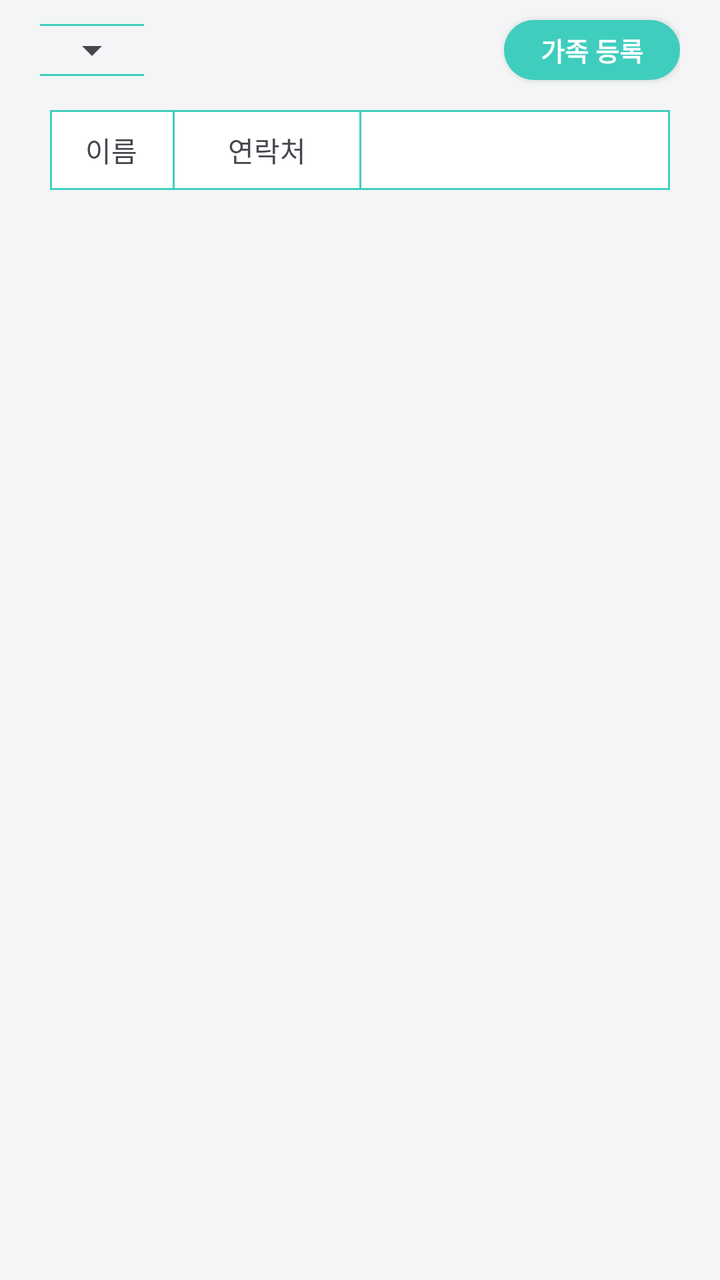
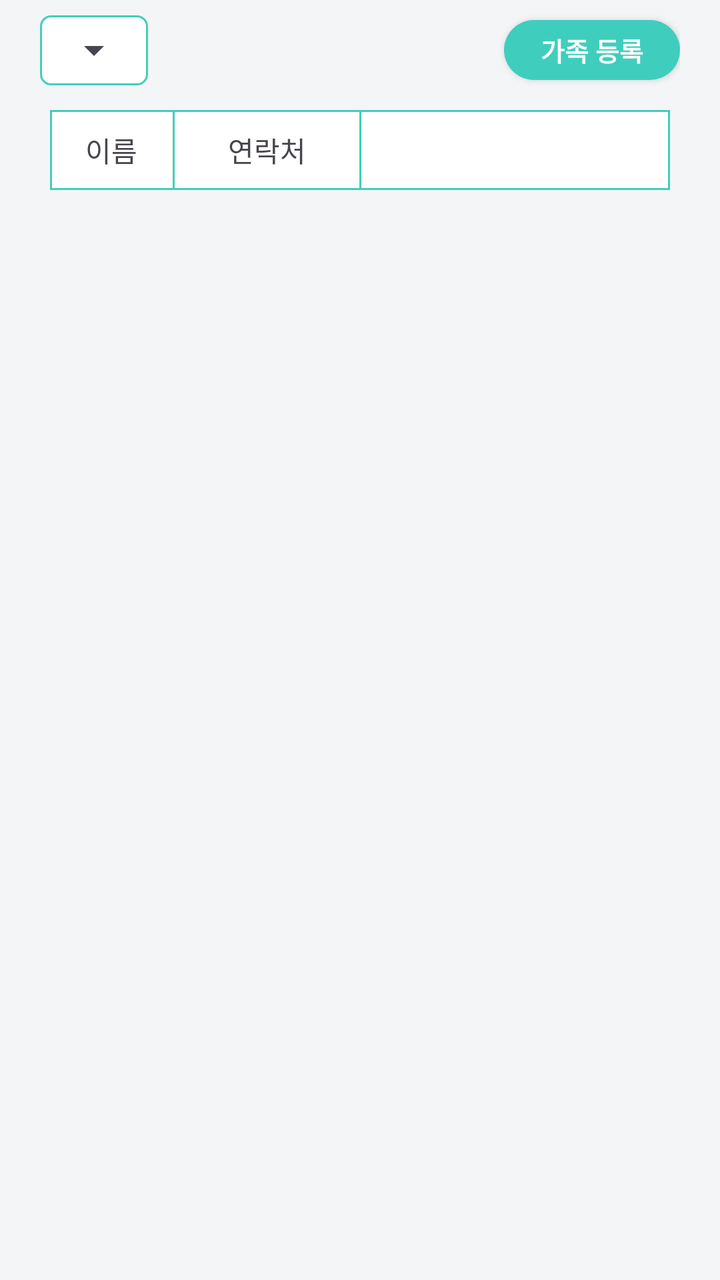

The first picture is an Android layout as it rendered before a commit; the second is the same layout after the commit. The layout source and the unified diff follow.
<!-- AndroidManifest.xml: application theme Theme.Mariwoo -->
<!-- res/layout/fragment_relation_list.xml -->
<?xml version="1.0" encoding="utf-8"?>
<androidx.constraintlayout.widget.ConstraintLayout xmlns:android="http://schemas.android.com/apk/res/android"
    xmlns:app="http://schemas.android.com/apk/res-auto"
    xmlns:tools="http://schemas.android.com/tools"
    android:layout_width="match_parent"
    android:layout_height="match_parent"
    tools:context=".basic.ui.relationList.RelationListFragment">

    <androidx.constraintlayout.widget.ConstraintLayout
        android:layout_width="match_parent"
        android:layout_height="match_parent"
        style="@style/main_layout"
        android:paddingLeft="20dp"
        android:paddingRight="20dp"
        android:paddingBottom="20dp">

        <androidx.constraintlayout.widget.ConstraintLayout
            android:id="@+id/relationListFragment_layout_search"
            android:layout_width="match_parent"
            android:layout_height="50dp"
            app:layout_constraintTop_toTopOf="parent">

            <LinearLayout
                android:layout_width="wrap_content"
                android:layout_height="wrap_content"
                app:layout_constraintTop_toTopOf="parent"
                app:layout_constraintBottom_toBottomOf="parent"
                app:layout_constraintLeft_toLeftOf="parent"
                android:padding="2dp"
                android:background="@drawable/layout_medicine_time_radius">

                <Spinner
                    android:id="@+id/relationListFragment_spinner_type"
                    android:layout_width="wrap_content"
                    android:layout_height="wrap_content"/>

            </LinearLayout>

            <androidx.appcompat.widget.AppCompatButton
                android:id="@+id/relationListFragment_button_add"
                android:layout_width="wrap_content"
                android:layout_height="30dp"
                android:text="가족 등록"
                style="@style/add_btn"
                android:background="@drawable/button_radius15_bg_theme"
                app:layout_constraintTop_toTopOf="parent"
                app:layout_constraintBottom_toBottomOf="parent"
                app:layout_constraintRight_toRightOf="parent"/>

        </androidx.constraintlayout.widget.ConstraintLayout>

        <androidx.constraintlayout.widget.ConstraintLayout
            android:layout_width="match_parent"
            android:layout_height="0dp"
            app:layout_constraintTop_toBottomOf="@+id/relationListFragment_layout_search"
            app:layout_constraintBottom_toBottomOf="parent"
            android:background="@color/base_background"
            android:padding="5dp">

            <LinearLayout
                android:id="@+id/relationListFragment_layout_title"
                android:layout_width="match_parent"
                android:layout_height="40dp"
                app:layout_constraintTop_toTopOf="parent"
                android:background="@drawable/layout_border_radius0"
                android:weightSum="3.02">

                <androidx.constraintlayout.widget.ConstraintLayout
                    android:layout_width="0dp"
                    android:layout_height="match_parent"
                    android:layout_weight="0.6">

                    <TextView
                        android:id="@+id/itemRelationList_textView_name"
                        android:layout_width="wrap_content"
                        android:layout_height="wrap_content"
                        app:layout_constraintTop_toTopOf="parent"
                        app:layout_constraintBottom_toBottomOf="parent"
                        app:layout_constraintLeft_toLeftOf="parent"
                        app:layout_constraintRight_toRightOf="parent"
                        android:text="이름"/>

                </androidx.constraintlayout.widget.ConstraintLayout>

                <LinearLayout
                    android:layout_width="0dp"
                    android:layout_height="match_parent"
                    android:layout_weight="0.01"
                    android:background="@color/login_background"/>

                <androidx.constraintlayout.widget.ConstraintLayout
                    android:layout_width="0dp"
                    android:layout_height="match_parent"
                    android:layout_weight="0.9">

                    <TextView
                        android:id="@+id/itemRelationList_textView_tel"
                        android:layout_width="wrap_content"
                        android:layout_height="wrap_content"
                        app:layout_constraintTop_toTopOf="parent"
                        app:layout_constraintBottom_toBottomOf="parent"
                        app:layout_constraintLeft_toLeftOf="parent"
                        app:layout_constraintRight_toRightOf="parent"
                        android:text="연락처"/>

                </androidx.constraintlayout.widget.ConstraintLayout>

                <LinearLayout
                    android:layout_width="0dp"
                    android:layout_height="match_parent"
                    android:layout_weight="0.01"
                    android:background="@color/login_background"/>

                <androidx.constraintlayout.widget.ConstraintLayout
                    android:layout_width="0dp"
                    android:layout_height="match_parent"
                    android:layout_weight="1.5">

                </androidx.constraintlayout.widget.ConstraintLayout>

            </LinearLayout>

            <androidx.recyclerview.widget.RecyclerView
                android:id="@+id/relationListFragment_recyclerview_outer"
                android:layout_width="match_parent"
                android:layout_height="0dp"
                app:layout_constraintTop_toBottomOf="@+id/relationListFragment_layout_title"
                app:layout_constraintBottom_toBottomOf="parent"
                app:layout_constraintLeft_toLeftOf="parent"
                app:layout_constraintRight_toRightOf="parent"/>


        </androidx.constraintlayout.widget.ConstraintLayout>

    </androidx.constraintlayout.widget.ConstraintLayout>
    
</androidx.constraintlayout.widget.ConstraintLayout>
<!-- resources referenced by this layout -->
<resources>
  <color name="base_background">#F4F5F6</color>
  <color name="login_background">#3FCEBE</color>
  <!-- drawable button_radius15_bg_theme (drawable) -->
  <?xml version="1.0" encoding="utf-8"?>
  <shape xmlns:android="http://schemas.android.com/apk/res/android"
      android:shape="rectangle">
      <solid android:color="@color/theme_color"/>
      <corners
          android:radius="15dp"/>
  </shape>
  <!-- drawable layout_border_radius0 (drawable) -->
  <?xml version="1.0" encoding="utf-8"?>
  <shape xmlns:android="http://schemas.android.com/apk/res/android">
      <solid android:color="@color/white" />
      <stroke
          android:width="1dp"
          android:color="@color/login_background" />
  </shape>
  <!-- drawable layout_medicine_time_radius (drawable) -->
  <?xml version="1.0" encoding="utf-8"?>
  <layer-list xmlns:android="http://schemas.android.com/apk/res/android">
      <item
          android:bottom="1dp"
          android:left="-2dp"
          android:right="-2dp"
          android:top="1dp">
          <shape
              android:shape="rectangle">
              <stroke
                  android:width="1dp"
                  android:color="@color/theme_color"/>
              <solid
                  android:color="@color/base_background"/>
          </shape>
      </item>
  
  </layer-list>
  <style name="add_btn">
          <item name="android:textColor">@color/white</item>
          <item name="android:textSize">13dp</item>
          <item name="android:textStyle">bold</item>
      </style>
  <style name="main_layout">
          <item name="android:paddingLeft">30dp</item>
          <item name="android:paddingRight">30dp</item>
          <item name="android:paddingBottom">20dp</item>
          <item name="android:background">@color/base_background</item>
      </style>
  <style name="Theme.Mariwoo" parent="Theme.Material3.DayNight.NoActionBar">
          
          <item name="colorPrimary">@color/mariwoo_theme</item>
          <item name="colorPrimaryVariant">@color/mariwoo_theme</item>
          <item name="colorOnPrimary">@color/white</item>
          
          <item name="colorSecondary">@color/teal_200</item>
          <item name="colorSecondaryVariant">@color/teal_700</item>
          <item name="colorOnSecondary">@color/black</item>
          
          <item name="android:statusBarColor">@color/mariwoo_theme</item>
          
  
  
          
          <item name="windowNoTitle">true</item>
          <item name="windowSplashScreenBackground">@color/mariwoo_theme</item>
  
  
      </style>
  <color name="theme_color">#3FCEBE</color>
  <color name="white">#FFFFFFFF</color>
  <color name="mariwoo_theme">#3FCEBE</color>
  <color name="teal_200">#FF03DAC5</color>
  <color name="teal_700">#FF018786</color>
  <color name="black">#FF000000</color>
</resources>

<!-- the commit's change to res/layout/fragment_relation_list.xml (unified diff, before → after) -->
@@ -22,17 +22,20 @@
 
             <LinearLayout
                 android:layout_width="wrap_content"
-                android:layout_height="wrap_content"
+                android:layout_height="35dp"
                 app:layout_constraintTop_toTopOf="parent"
                 app:layout_constraintBottom_toBottomOf="parent"
                 app:layout_constraintLeft_toLeftOf="parent"
+                android:layout_gravity="center_vertical"
                 android:padding="2dp"
-                android:background="@drawable/layout_medicine_time_radius">
+                android:background="@drawable/layout_border_radius5">
 
                 <Spinner
                     android:id="@+id/relationListFragment_spinner_type"
                     android:layout_width="wrap_content"
-                    android:layout_height="wrap_content"/>
+                    android:layout_height="35dp"
+                    android:layout_margin="1dp"
+                    android:layout_gravity="center_vertical"/>
 
             </LinearLayout>
 
<!-- resource entries referenced after the edit -->
@@ -18,25 +18,15 @@
           android:width="1dp"
           android:color="@color/login_background" />
   </shape>
-  <!-- drawable layout_medicine_time_radius (drawable) -->
+  <!-- drawable layout_border_radius5 (drawable) -->
   <?xml version="1.0" encoding="utf-8"?>
-  <layer-list xmlns:android="http://schemas.android.com/apk/res/android">
-      <item
-          android:bottom="1dp"
-          android:left="-2dp"
-          android:right="-2dp"
-          android:top="1dp">
-          <shape
-              android:shape="rectangle">
-              <stroke
-                  android:width="1dp"
-                  android:color="@color/theme_color"/>
-              <solid
-                  android:color="@color/base_background"/>
-          </shape>
-      </item>
-  
-  </layer-list>
+  <shape xmlns:android="http://schemas.android.com/apk/res/android">
+      <solid android:color="@color/white" />
+      <stroke
+          android:width="1dp"
+          android:color="@color/login_background" />
+      <corners android:radius="5dp" />
+  </shape>
   <style name="add_btn">
           <item name="android:textColor">@color/white</item>
           <item name="android:textSize">13dp</item>
